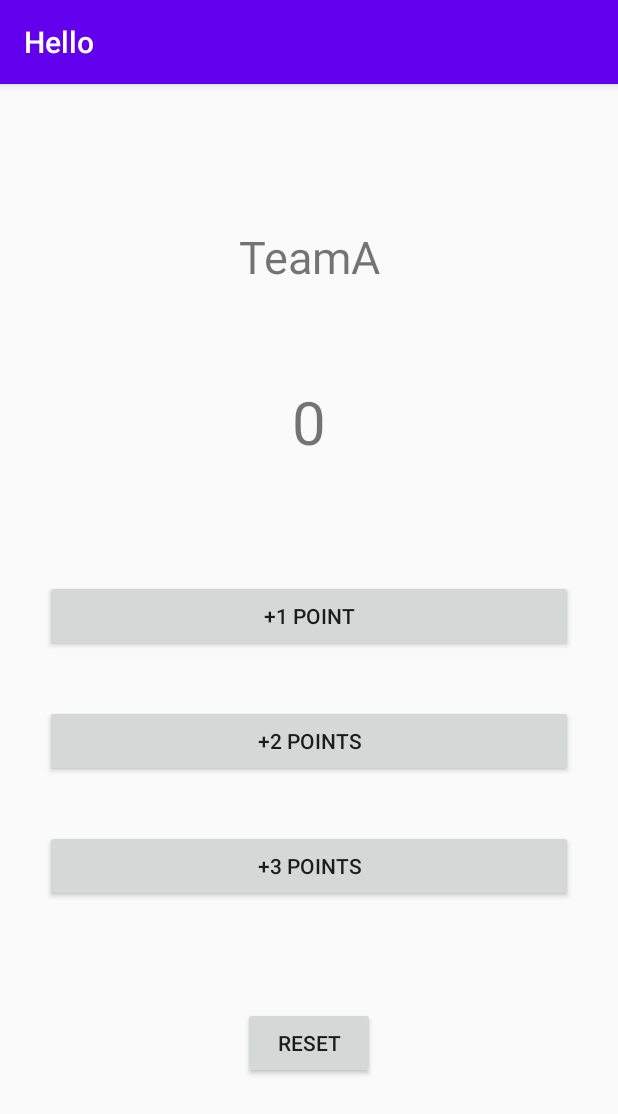
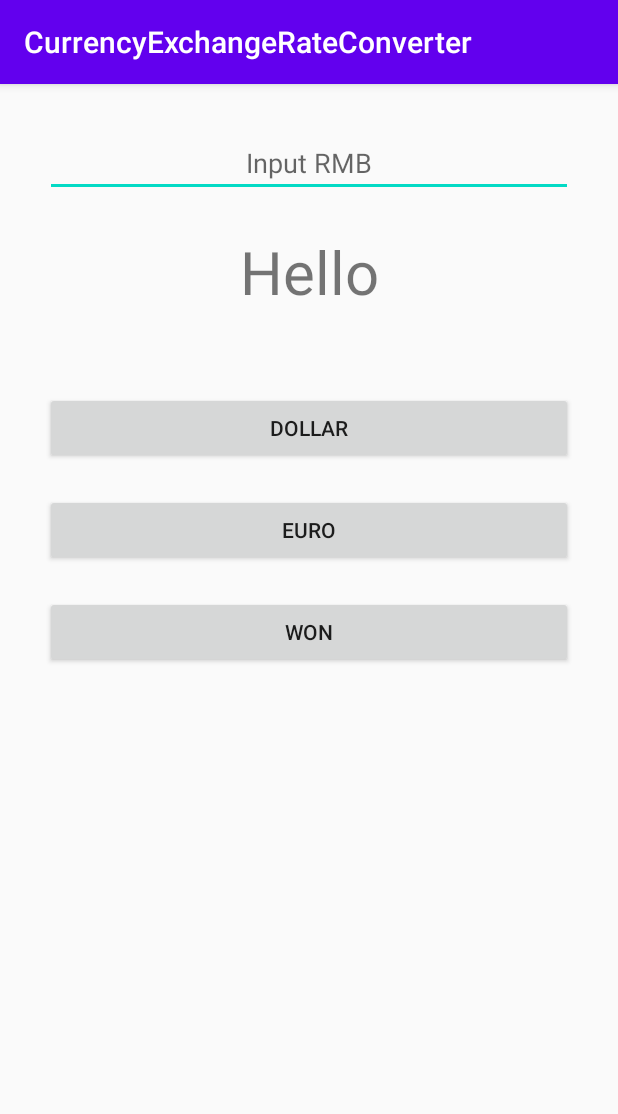
Before and after one commit to Lihuiyun-shuqi/FirstApp2020, an Android app: the screen it shows after launch (MainActivity), on a phone screen of 412 x 824 dp. Shown: the top 1114 px of the screen. Run offline under Robolectric (Android 15) with nearby library versions, the phone set to English and light mode, and no system bars.

Commit message:
CurrencyExchangeRate Converter

```diff
--- a/app/src/main/java/com/swufe/firstapp/MainActivity.java
+++ b/app/src/main/java/com/swufe/firstapp/MainActivity.java
@@ -2,51 +2,43 @@ package com.swufe.firstapp;
 
 import android.support.v7.app.AppCompatActivity;
 import android.os.Bundle;
-import android.util.Log;
 import android.view.View;
-import android.widget.Button;
 import android.widget.EditText;
 import android.widget.TextView;
+import java.text.DecimalFormat;
 
 public class MainActivity extends AppCompatActivity {
     TextView out;
-    //EditText edit;
+    EditText edit;
+    DecimalFormat df;
+
     @Override
     protected void onCreate(Bundle savedInstanceState) {
         super.onCreate(savedInstanceState);
         setContentView(R.layout.activity_main);
-        /*
-        //获取控件 out
-        TextView outobj = findViewById(R.id.textView);
-        outobj.setText("Hello");
-        //Log.i( tag:"loading",  msg:"onCreate: msg......");
-
-        EditText edit = (EditText)findViewById(R.id.editTextTextPersonName);
-        String str = edit.getText().toString();*/
-        out = (TextView) findViewById(R.id.textView6);
-        //edit = (EditText)findViewById(R.id.editTextNumberDecimal);
+        edit = (EditText)findViewById(R.id.editTextNumberDecimal);
+        out = (TextView) findViewById(R.id.textView);
+        df = new DecimalFormat( "0.0000");//设置double类型小数点后位数格式
     }
     public void btna(View v){
-        int score = Integer.parseInt(out.getText().toString());
-        int t = score + 1;
-        String str = String.valueOf(t);
+        double oc = Double.parseDouble(edit.getText().toString());
+        double t = oc * 0.1471;
+        String s = String.valueOf(df.format(t));
+        String str = edit.getText().toString() + " RMB =" + s + " DOLLAR";
         out.setText(str);
     }
     public void btnb(View v){
-        int score = Integer.parseInt(out.getText().toString());
-        int t = score + 2;
-        String str = String.valueOf(t);
+        double oc = Double.parseDouble(edit.getText().toString());
+        double t = oc * 0.125;
+        String s = String.valueOf(df.format(t));
+        String str = edit.getText().toString() + " RMB =" + s + " EURO";
         out.setText(str);
     }
     public void btnc(View v){
-        int score = Integer.parseInt(out.getText().toString());
-        int t = score + 3;
-        String str = String.valueOf(t);
-        out.setText(str);
-    }
-    public void reset(View v){
-        int t = 0;
-        String str = String.valueOf(t);
+        double oc = Double.parseDouble(edit.getText().toString());
+        double t = oc * 171.4571;
+        String s = String.valueOf(df.format(t));
+        String str = edit.getText().toString() + " RMB =" + s + " WON";
         out.setText(str);
     }
 }
--- a/app/src/main/res/layout/activity_main.xml
+++ b/app/src/main/res/layout/activity_main.xml
@@ -8,30 +8,30 @@
     android:padding="30dp"
     tools:context=".MainActivity">
 
-    <TextView
-        android:id="@+id/textView5"
+    <EditText
+        android:id="@+id/editTextNumberDecimal"
         android:layout_width="match_parent"
-        android:layout_height="100dp"
+        android:layout_height="wrap_content"
+        android:ems="10"
+        android:hint="Input RMB"
         android:gravity="center"
-        android:textSize="30sp"
-        android:layout_marginTop="35dp"
         android:layout_marginBottom="20dp"
-        android:text="@string/textView5" />
+        android:inputType="numberDecimal" />
 
     <TextView
         android:id="@+id/textView6"
         android:layout_width="match_parent"
-        android:layout_height="80dp"
+        android:layout_height="60dp"
         android:gravity="center"
         android:textSize="40sp"
-        android:layout_marginBottom="65dp"
-        android:text="0"/>
+        android:layout_marginBottom="50dp"
+        android:text="@string/textView6"/>
 
     <Button
         android:id="@+id/buttona"
         android:layout_width="match_parent"
         android:layout_height="wrap_content"
-        android:layout_marginBottom="35dp"
+        android:layout_marginBottom="20dp"
         android:text="@string/buttona"
         android:onClick="btna"/>
 
@@ -39,7 +39,7 @@
         android:id="@+id/buttonb"
         android:layout_width="match_parent"
         android:layout_height="wrap_content"
-        android:layout_marginBottom="35dp"
+        android:layout_marginBottom="20dp"
         android:text="@string/buttonb"
         android:onClick="btnb"/>
 
@@ -47,16 +47,15 @@
         android:id="@+id/buttonc"
         android:layout_width="match_parent"
         android:layout_height="wrap_content"
-        android:layout_marginBottom="70dp"
+        android:layout_marginBottom="50dp"
         android:text="@string/buttonc"
         android:onClick="btnc"/>
 
-    <Button
-        android:id="@+id/buttond"
-        android:layout_width="wrap_content"
-        android:layout_height="wrap_content"
-        android:layout_gravity="center"
-        android:text="@string/buttond"
-        android:onClick="reset"/>
+    <TextView
+        android:id="@+id/textView"
+        android:layout_width="match_parent"
+        android:layout_height="80dp"
+        android:gravity="center"
+        android:textSize="20sp"/>
 
 </LinearLayout>
--- a/app/src/main/res/values/strings.xml
+++ b/app/src/main/res/values/strings.xml
@@ -1,8 +1,7 @@
 <resources>
-    <string name="app_name">Hello</string>
-    <string name="textView5">TeamA</string>
-    <string name="buttona">+1 POINT</string>
-    <string name="buttonb">+2 POINTS</string>
-    <string name="buttonc">+3 POINTS</string>
-    <string name="buttond">RESET</string>
+    <string name="app_name">CurrencyExchangeRateConverter</string>
+    <string name="textView6">Hello</string>
+    <string name="buttona">DOLLAR</string>
+    <string name="buttonb">EURO</string>
+    <string name="buttonc">WON</string>
 </resources>
```
